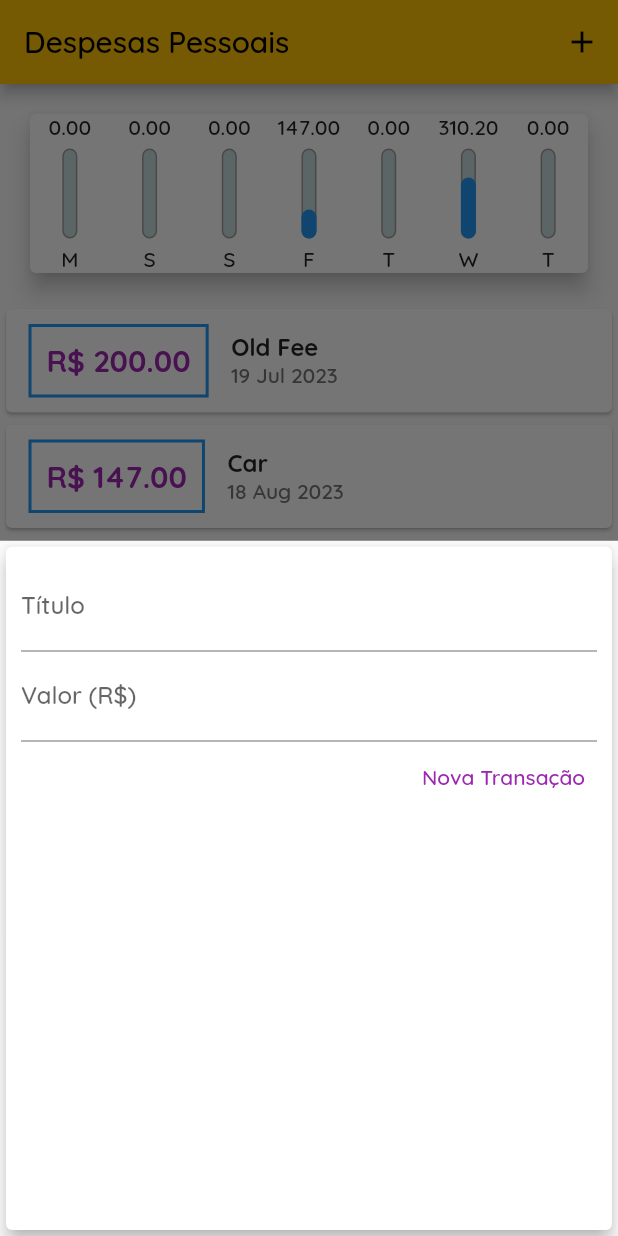
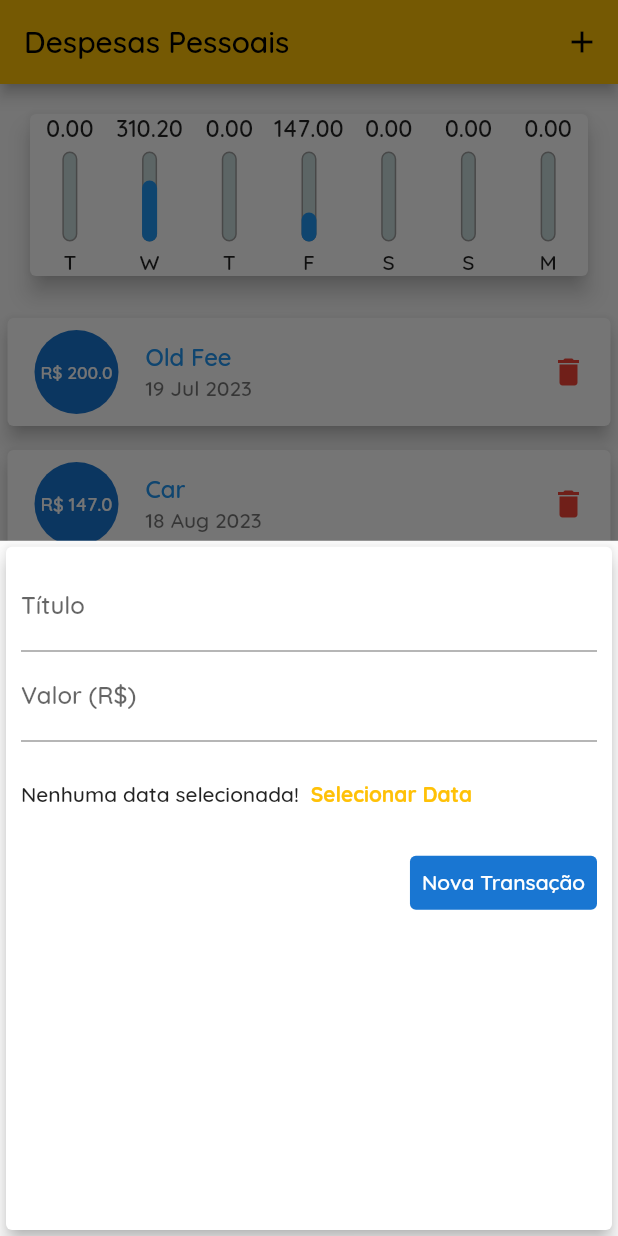
Before and after one commit to GabrielMerigo/expenses_app, a Flutter app: the screen it shows after launch, after a tap on the "add" icon, on a phone screen of 412 x 824 dp. Run offline on Flutter 3.47's test engine with Material 2 defaults, Android fonts, the phone set to English and light mode, and no system bars.

Commit message:
adding accs

```diff
--- a/lib/components/chart.dart
+++ b/lib/components/chart.dart
@@ -24,11 +24,14 @@ class Chart extends StatelessWidget {
         }
       }
 
+      print(weekDay);
+      print(DateFormat("'Data numérica:' E").format(weekDay));
+
       return {
         'day': DateFormat.E().format(weekDay)[0],
         'value': totalSum,
       };
-    });
+    }).reversed.toList();
   }
 
   double get _weekTotalValue {
--- a/lib/components/chart_bar.dart
+++ b/lib/components/chart_bar.dart
@@ -16,8 +16,11 @@ class ChartBar extends StatelessWidget {
   Widget build(BuildContext context) {
     return Column(
       children: <Widget>[
-        FittedBox(
-          child: Text(value.toStringAsFixed(2)),
+        Container(
+          height: 20,
+          child: FittedBox(
+            child: Text(value.toStringAsFixed(2)),
+          ),
         ),
         SizedBox(height: 5),
         SizedBox(
--- a/lib/components/transaction_form.dart
+++ b/lib/components/transaction_form.dart
@@ -45,13 +45,34 @@ class _TransactionFormState extends State<TransactionForm> {
             onSubmitted: (_) => _submitForm(),
             decoration: InputDecoration(labelText: 'Valor (R\$)'),
           ),
+          Container(
+            height: 70,
+            child: Row(
+              children: [
+                Text('Nenhuma data selecionada!'),
+                TextButton(
+                  child: Text(
+                    'Selecionar Data',
+                    style: TextStyle(fontWeight: FontWeight.bold),
+                  ),
+                  onPressed: () {},
+                )
+              ],
+            ),
+          ),
           Row(
             mainAxisAlignment: MainAxisAlignment.end,
             children: [
               TextButton(
                 onPressed: _submitForm,
-                style: TextButton.styleFrom(foregroundColor: Colors.purple),
-                child: Text('Nova Transação'),
+                style: TextButton.styleFrom(
+                  foregroundColor: Colors.purple,
+                  backgroundColor: Theme.of(context).primaryColorDark,
+                ),
+                child: Text(
+                  'Nova Transação',
+                  style: TextStyle(color: Colors.white),
+                ),
               ),
             ],
           )
--- a/lib/components/transaction_list.dart
+++ b/lib/components/transaction_list.dart
@@ -31,41 +31,31 @@ class TransactionList extends StatelessWidget {
                 final tr = transactions[index];
 
                 return Card(
-                  child: Row(
-                    children: <Widget>[
-                      Container(
-                        margin:
-                            EdgeInsets.symmetric(horizontal: 15, vertical: 10),
-                        decoration: BoxDecoration(
-                            border: Border.all(
-                          color: Theme.of(context).primaryColor,
-                          width: 2,
-                        )),
-                        padding: EdgeInsets.all(10),
-                        child: Text(
-                          'R\$ ${tr.value.toStringAsFixed(2)}',
-                          style: TextStyle(
-                            fontWeight: FontWeight.bold,
-                            fontSize: 20,
-                            color: Colors.purple,
+                  elevation: 5,
+                  margin: EdgeInsets.symmetric(
+                    vertical: 8,
+                    horizontal: 5,
+                  ),
+                  child: ListTile(
+                    leading: CircleAvatar(
+                      radius: 30,
+                      child: Padding(
+                        padding: const EdgeInsets.all(6),
+                        child: FittedBox(
+                          child: Text('R\$ ${tr.value}'),
                         ),
                       ),
                     ),
-                      Column(
-                        crossAxisAlignment: CrossAxisAlignment.start,
-                        children: <Widget>[
-                          Text(
+                    title: Text(
                       tr.title,
                       style: TextStyle(
-                                fontSize: 16, fontWeight: FontWeight.bold),
+                        color: Theme.of(context).primaryColor,
                       ),
-                          Text(
+                    ),
+                    subtitle: Text(
                       DateFormat('d MMM y').format(tr.date),
-                            style: TextStyle(color: Colors.grey[600]),
                     ),
-                        ],
-                      )
-                    ],
+                    trailing: Icon(Icons.delete, color: Colors.red),
                   ),
                 );
               },
--- a/lib/main.dart
+++ b/lib/main.dart
@@ -1,3 +1,5 @@
+// ignore_for_file: use_function_type_syntax_for_parameters
+
 import 'dart:math';
 
 import 'package:expenses/components/chart.dart';
@@ -5,6 +7,7 @@ import 'package:expenses/components/transaction_form.dart';
 import 'package:expenses/components/transaction_list.dart';
 import 'package:expenses/models/transaction.dart';
 import 'package:flutter/material.dart';
+import 'package:flutter_localizations/flutter_localizations.dart';
 
 void main() => runApp(const ExpensesApp());
 
@@ -14,6 +17,12 @@ class ExpensesApp extends StatelessWidget {
   @override
   Widget build(BuildContext context) {
     return MaterialApp(
+      localizationsDelegates: const [
+        GlobalMaterialLocalizations.delegate,
+        GlobalWidgetsLocalizations.delegate,
+        GlobalCupertinoLocalizations.delegate,
+      ],
+      supportedLocales: [Locale('pt', 'BR')],
       home: MyHomePage(),
       theme: ThemeData(
         fontFamily: 'Quicksand',
```
Also changed, not shown: pubspec.yaml (+4 -56 lines), pubspec.lock, 1 other file. Lines whose indentation alone changed are shown as unchanged.
